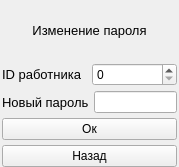
Old version of the form code/form_for_change_password.ui in the repository Alex-Sidorov/SEFOLL.
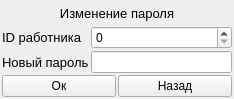
New version of the form.

```diff
--- a/code/form_for_change_password.ui
+++ b/code/form_for_change_password.ui
@@ -6,16 +6,16 @@
    <rect>
     <x>0</x>
     <y>0</y>
-    <width>179</width>
-    <height>167</height>
+    <width>234</width>
+    <height>99</height>
    </rect>
   </property>
   <property name="windowTitle">
    <string>Form</string>
   </property>
-  <layout class="QVBoxLayout" name="verticalLayout">
+  <layout class="QVBoxLayout" name="verticalLayout_3">
    <property name="spacing">
-    <number>5</number>
+    <number>2</number>
    </property>
    <property name="leftMargin">
     <number>2</number>
@@ -27,7 +27,7 @@
     <number>2</number>
    </property>
    <property name="bottomMargin">
-    <number>0</number>
+    <number>2</number>
    </property>
    <item>
     <widget class="QLabel" name="label">
@@ -47,6 +47,8 @@
    <item>
     <layout class="QHBoxLayout" name="horizontalLayout">
      <item>
+      <layout class="QVBoxLayout" name="verticalLayout_2">
+       <item>
       <widget class="QLabel" name="label_2">
        <property name="font">
         <font>
@@ -59,13 +61,6 @@
       </widget>
      </item>
      <item>
-      <widget class="QSpinBox" name="spinBox"/>
-     </item>
-    </layout>
-   </item>
-   <item>
-    <layout class="QHBoxLayout" name="horizontalLayout_2">
-     <item>
       <widget class="QLabel" name="label_3">
        <property name="font">
         <font>
@@ -77,15 +72,29 @@
        </property>
       </widget>
      </item>
+      </layout>
+     </item>
+     <item>
+      <layout class="QVBoxLayout" name="verticalLayout">
+       <item>
+        <widget class="QSpinBox" name="id"/>
+       </item>
      <item>
       <widget class="QLineEdit" name="password">
        <property name="enabled">
         <bool>true</bool>
        </property>
+         <property name="echoMode">
+          <enum>QLineEdit::Password</enum>
+         </property>
       </widget>
      </item>
     </layout>
    </item>
+    </layout>
+   </item>
+   <item>
+    <layout class="QHBoxLayout" name="horizontalLayout_3">
    <item>
     <widget class="QPushButton" name="ok_button">
      <property name="text">
@@ -99,6 +108,8 @@
       <string>Назад</string>
      </property>
     </widget>
+     </item>
+    </layout>
    </item>
   </layout>
  </widget>
```
Left out of the diff: 4 changed lines with no effect on the pictures. Lines whose indentation alone changed are shown as unchanged.
